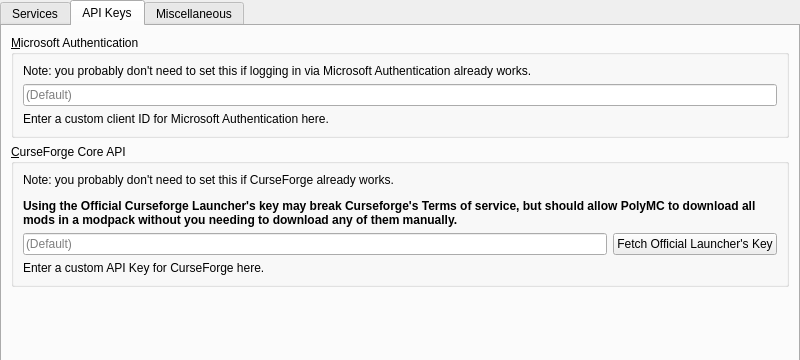
Above: launcher/ui/pages/global/APIPage.ui from fn2006/PollyMC before the change; both pictures show x 0 to 800 and y 0 to 360 of the 800 by 600 pixel window. Below: the same form after it.
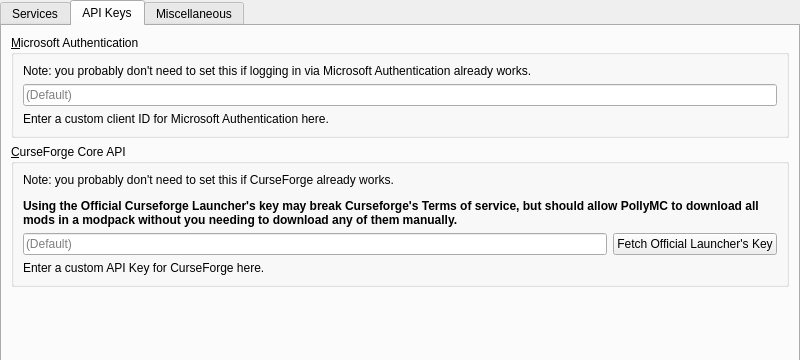
That is the form after the change. The open tabs and pages were chosen to show the change.

Commit message: change polymc mention to pollymc

```diff
--- a/launcher/ui/pages/global/APIPage.ui
+++ b/launcher/ui/pages/global/APIPage.ui
@@ -246,7 +246,7 @@
              </sizepolicy>
             </property>
             <property name="text">
-             <string>&lt;html&gt;&lt;head/&gt;&lt;body&gt;&lt;p&gt;Note: you probably don't need to set this if CurseForge already works.&lt;/p&gt;&lt;p&gt;&lt;span style=&quot; font-weight:700;&quot;&gt;Using the Official Curseforge Launcher's key may break Curseforge's Terms of service, but should allow PolyMC to download all mods in a modpack without you needing to download any of them manually.&lt;/span&gt;&lt;/p&gt;&lt;/body&gt;&lt;/html&gt;</string>
+             <string>&lt;html&gt;&lt;head/&gt;&lt;body&gt;&lt;p&gt;Note: you probably don't need to set this if CurseForge already works.&lt;/p&gt;&lt;p&gt;&lt;span style=&quot; font-weight:700;&quot;&gt;Using the Official Curseforge Launcher's key may break Curseforge's Terms of service, but should allow PollyMC to download all mods in a modpack without you needing to download any of them manually.&lt;/span&gt;&lt;/p&gt;&lt;/body&gt;&lt;/html&gt;</string>
             </property>
             <property name="wordWrap">
              <bool>true</bool>
```
